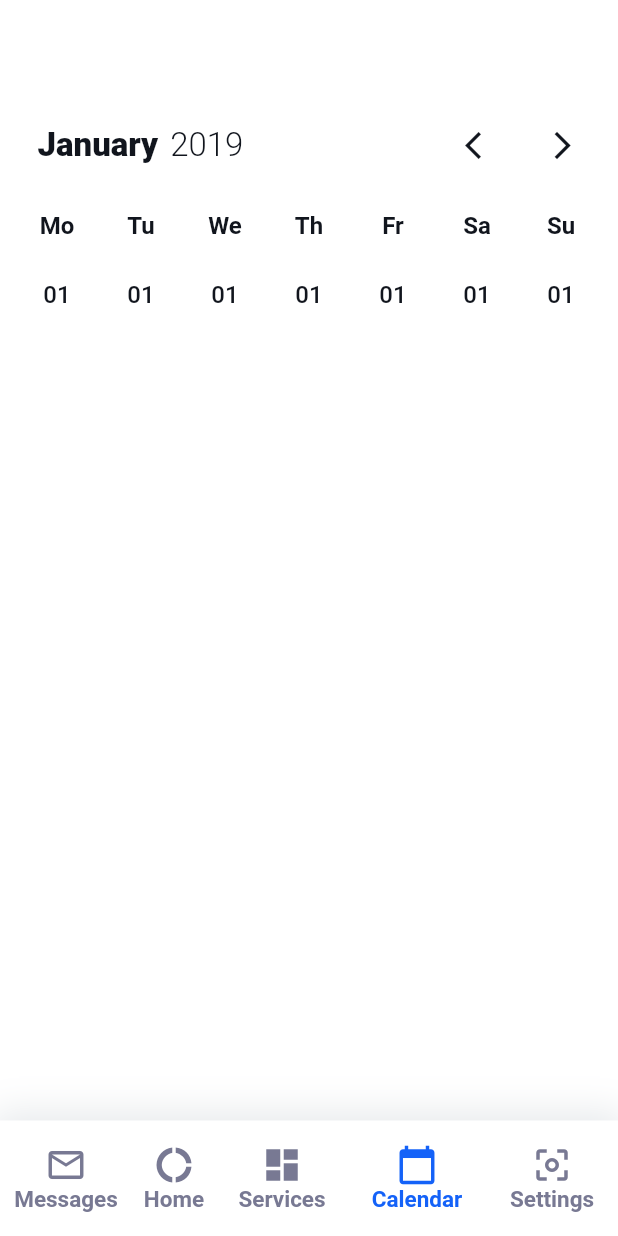
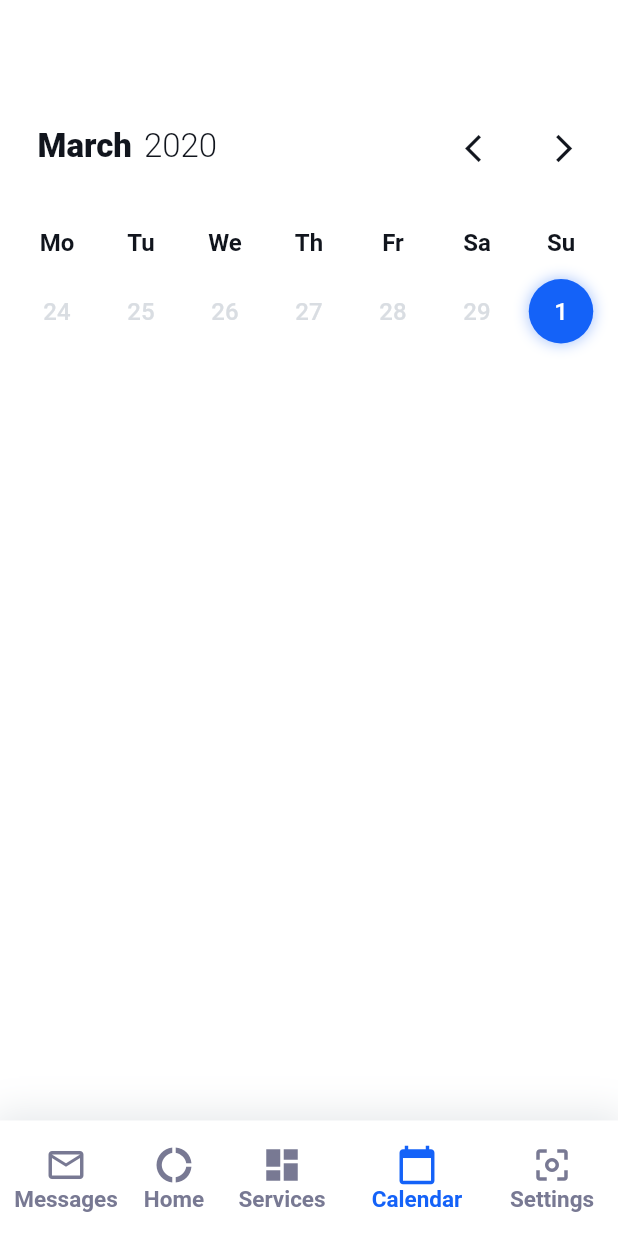
Before and after one commit to baqui/geodata, a Flutter app: the screen it shows after launch, on a phone screen of 412 x 824 dp. Run offline on Flutter 3.47's test engine with Material 2 defaults, Android fonts, the phone set to English and light mode, and no system bars; our stand-ins replace get_it, moor, moor_flutter; generated files the repository leaves out were written again.

Commit message:
refactored calendar code, added next and prev button functions

```diff
--- a/lib/ui/scenes/ui/calendar.dart
+++ b/lib/ui/scenes/ui/calendar.dart
@@ -3,7 +3,14 @@ import 'package:flutter/material.dart';
 import 'package:geodata/ui/styles/ui_helpers.dart';
 import 'package:geodata/ui/widgets/calendar/calendar_widget.dart' as custom;
 
-class Calendar extends StatelessWidget {
+class Calendar extends StatefulWidget {
+  @override
+  _CalendarState createState() => _CalendarState();
+}
+
+class _CalendarState extends State<Calendar> {
+  DateTime selectedDate = DateTime.now();
+
   @override
   Widget build(BuildContext context) {
     return Container(
@@ -11,23 +18,17 @@ class Calendar extends StatelessWidget {
         crossAxisAlignment: CrossAxisAlignment.center,
         children: <Widget>[
           UIHelper.verticalSpace(80),
-          custom.Calendar(
+          new custom.Calendar(
             initialDate: DateTime.now(),
-            onDateSelected: (){ print('onDateSelected'); },
+            displayPeriod: "week",
+            selectedDate: selectedDate,
+            onDateSelected: (DateTime date){
+              setState((){
+                selectedDate = date;
+              });
+            },
           ),
           UIHelper.verticalSpace(80),
-          // Container(
-          //   child: CalendarStrip(
-          //   startDate: DateTime.now(),
-          //   endDate: DateTime.now().add(Duration(days: 10)),
-          //   onDateSelected: (){},
-          //   //dateTileBuilder: dateTileBuilder,
-          //   iconColor: UIHelper.hexToColor('#1462f8'),
-          //   //monthNameWidget: _monthNameWidget,
-          //   //markedDates: markedDates,
-          //   containerDecoration: BoxDecoration(color: Colors.black12),
-          // )
-          //),
         ],
       ));
   }
--- a/lib/ui/widgets/calendar/calendar_widget.dart
+++ b/lib/ui/widgets/calendar/calendar_widget.dart
@@ -1,7 +1,7 @@
 import 'package:flutter/material.dart';
-import 'package:geodata/ui/styles/ui_helpers.dart';
 import './day.dart';
 import './header.dart';
+import './date_utils.dart';
 
 // Ordering of class parts
 // class className {
@@ -15,6 +15,7 @@ class Calendar extends StatefulWidget {
   final DateTime minDate;
   final DateTime maxDate;
   final DateTime initialDate;
+  final DateTime selectedDate;
   final List<int> disabledDaysOfWeek; //1-7
   final List<DateTime> disabledDays;
   final Function onDateSelected;
@@ -28,6 +29,7 @@ class Calendar extends StatefulWidget {
     this.minDate,
     this.maxDate,
     @required this.initialDate,
+    this.selectedDate,
     this.disabledDaysOfWeek,
     this.disabledDays,
     @required this.onDateSelected,
@@ -41,12 +43,19 @@ class Calendar extends StatefulWidget {
 
 class _CalendarState extends State<Calendar> {
 
-  DateTime viewStartDate; //first date for currently displayed view
-  int rowsNumber; //different for week and month
+  DateTime viewStartDate; // first date for currently displayed view
+  DateTime periodStartDate; // in week view equals to viewStartDate, in month view equals to first day of a month
+  int rowsNumber; // different for week and month
 
   _CalendarState(DateTime initialDate, String displayPeriod) {
-    this.viewStartDate = initialDate.subtract(Duration(days: initialDate.weekday - 1 )); //days are indexed from 1
-    this.rowsNumber = displayPeriod == 'week' ? 1 : 5;
+    // for week view this is initial date,
+    // for month view first day of the initial date month
+    DateTime startingDate = displayPeriod == 'week' ? initialDate : DateTime.utc(initialDate.year, initialDate.month, 1);
+
+    this.viewStartDate = DateUtils.calculateViewStartDate(startingDate);
+    //startingDate.subtract(Duration(days: initialDate.weekday - 1 ));
+    this.periodStartDate = startingDate;
+    this.rowsNumber = displayPeriod == 'week' ? 1 : 6;
   }
 
   @override
@@ -55,9 +64,16 @@ class _CalendarState extends State<Calendar> {
       padding: EdgeInsets.only(left: 10, right: 10),
       child: Column(
         children: <Widget>[
-          Header(month: 'January', year: '2019'),
+          Header(
+            month: widget.monthLabels[periodStartDate.month - 1],
+            year: DateTime.utc(periodStartDate.year, 1, 1).year.toString(),
+            onPrev: (){ handleViewChange("prev"); },
+            onNext: (){ handleViewChange("next"); }
+          ),
           Row(
-            children: widget.dayLabels.map( (label) => Day(text: label, header: true)).toList()
+            children: widget.dayLabels.map( (label) =>
+              Day(text: label, header: true)
+            ).toList()
           ),
           buildDatesRow()
         ],
@@ -69,9 +85,28 @@ class _CalendarState extends State<Calendar> {
     return Column(
         children: List<Widget>.generate(rowsNumber, (weekIndex) => Row( // 1 or 5 - weeks number
             children: List<Widget>.generate(7, (dayIndex) { // 7 - n days of the week
-              return Day(text: '01');
+
+              DateTime date = viewStartDate.add(Duration(days: (weekIndex * 7) + dayIndex));
+              bool isDisabled = date.month != periodStartDate.month;
+              bool selected = DateUtils.isSelected(widget.selectedDate, date);
+
+              return Day(
+                disabled: isDisabled,
+                selected: selected,
+                text: date.day.toString(),
+                date: date,
+                onDateSelected: widget.onDateSelected
+              );
             })
           )),
       );
   }
+
+  handleViewChange(String direction) {
+    DateTime nextPeriodStartDate = DateUtils.calculatePeriodStartDate(direction, widget.displayPeriod, viewStartDate, periodStartDate);
+    setState((){
+      viewStartDate = DateUtils.calculateViewStartDate(nextPeriodStartDate);
+      periodStartDate = nextPeriodStartDate;
+    });
+  }
 }
--- /dev/null
+++ b/lib/ui/widgets/calendar/date_utils.dart
@@ -0,0 +1,30 @@
+class DateUtils {
+
+  static bool isSelected(DateTime selectedDate, DateTime date) {
+    return date.difference(selectedDate).inDays == 0 && date.day == selectedDate.day && date.year == selectedDate.year;
+  }
+
+  static DateTime calculatePeriodStartDate(
+      String direction,
+      String displayPeriod,
+      DateTime viewStartDate,
+      DateTime periodStartDate
+  ) {
+    // TODO: write tests for this function
+
+    int factor = direction == 'next' ? 1 : -1;
+    bool isYearChange = (periodStartDate.month + factor) > 12 || (periodStartDate.month + factor) < 1;
+    int year = isYearChange ? periodStartDate.year + factor : periodStartDate.year;
+    int month = isYearChange ? (direction == 'next' ? 1 : 12) : periodStartDate.month + factor;
+
+    DateTime weekViewNextPeriodDate = direction == 'next' ? viewStartDate.add(Duration(days: 7)): viewStartDate.subtract(Duration(days: 7));
+    DateTime monthViewNextPeriodDate = DateTime.utc( year, month, 1);
+
+    return displayPeriod == 'week' ? weekViewNextPeriodDate : monthViewNextPeriodDate;
+  }
+
+  static DateTime calculateViewStartDate(DateTime periodStartDate) {
+    return periodStartDate.subtract(Duration(days: periodStartDate.weekday - 1 ));
+  }
+
+}
--- a/lib/ui/widgets/calendar/day.dart
+++ b/lib/ui/widgets/calendar/day.dart
@@ -11,10 +11,12 @@ import 'package:geodata/ui/styles/ui_helpers.dart';
 
 class Day extends StatelessWidget {
 
+  final DateTime date;
   final String text;
   final bool disabled;
   final bool selected;
   final bool header;
+  final Function onDateSelected;
 
   Color get backgroundColor {
     if(selected) return UIHelper.hexToColor('#1462f8');
@@ -34,15 +36,23 @@ class Day extends StatelessWidget {
 
   const Day({
     Key key,
+    this.date,
     this.text,
     this.disabled = false,
     this.selected = false,
-    this.header = false
+    this.header = false,
+    this.onDateSelected
   }) : super(key: key);
 
   @override
   Widget build(BuildContext context) {
     return Expanded(
+      child: InkWell(
+        onTap: header ? null : (){
+          onDateSelected(date);
+        },
+        customBorder: CircleBorder(),
+        splashColor: Colors.greenAccent,
         child: Container(
           padding: EdgeInsets.all(4.0),
           margin: margin,
@@ -66,6 +76,7 @@ class Day extends StatelessWidget {
               color: this.textColor
             ))
           )
+        ),
       )
     );
   }
--- a/lib/ui/widgets/calendar/header.dart
+++ b/lib/ui/widgets/calendar/header.dart
@@ -13,17 +13,21 @@ class Header extends StatelessWidget {
 
   final String year;
   final String month;
+  final Function onPrev;
+  final Function onNext;
 
   const Header({
     Key key,
     this.year,
-    this.month
+    this.month,
+    this.onPrev,
+    this.onNext
   }) : super(key: key);
 
   @override
   Widget build(BuildContext context) {
     return Container(
-      margin: EdgeInsets.only(left: 15, right: 10, bottom: 15),
+      margin: EdgeInsets.only(left: 15, right: 10, bottom: 25),
       child: Row(
         mainAxisAlignment: MainAxisAlignment.spaceBetween,
         crossAxisAlignment: CrossAxisAlignment.center,
@@ -45,25 +49,29 @@ class Header extends StatelessWidget {
           ),
           Row(
             children: <Widget>[
-              Container(
-                margin: EdgeInsets.only(right: 20),
-                child: Padding(
-                  padding: const EdgeInsets.all(6.0),
-                  child: Icon(
+              SizedBox(
+                width: 35,
+                height: 35,
+                child: IconButton(
+                  onPressed: onPrev,
+                  icon: Icon(
                     Icons.arrow_back_ios,
                     color: UIHelper.hexToColor('#11151d'),
                     size: 22.0
-                  ),
+                  )
                 )
               ),
-              Container(
-                child: Padding(
-                  padding: const EdgeInsets.all(6.0),
-                  child: Icon(
+              SizedBox( width: 20.0 ),
+              SizedBox(
+                width: 35,
+                height: 35,
+                child: IconButton(
+                  onPressed: onNext,
+                  icon: Icon(
                     Icons.arrow_forward_ios,
                     color: UIHelper.hexToColor('#11151d'),
                     size: 22.0
-                  ),
+                  )
                 )
               ),
             ],
--- a/lib/ui/widgets/information_bar.dart
+++ b/lib/ui/widgets/information_bar.dart
@@ -2,7 +2,7 @@ import 'package:flutter/material.dart';
 import 'package:geodata/ui/styles/ui_helpers.dart';
 
 class InformationBar extends StatelessWidget {
-  String text;
+  final String text;
   InformationBar({ Key key, this.text })  : super(key: key);
 
   @override
```
Lines whose indentation alone changed are shown as unchanged.
